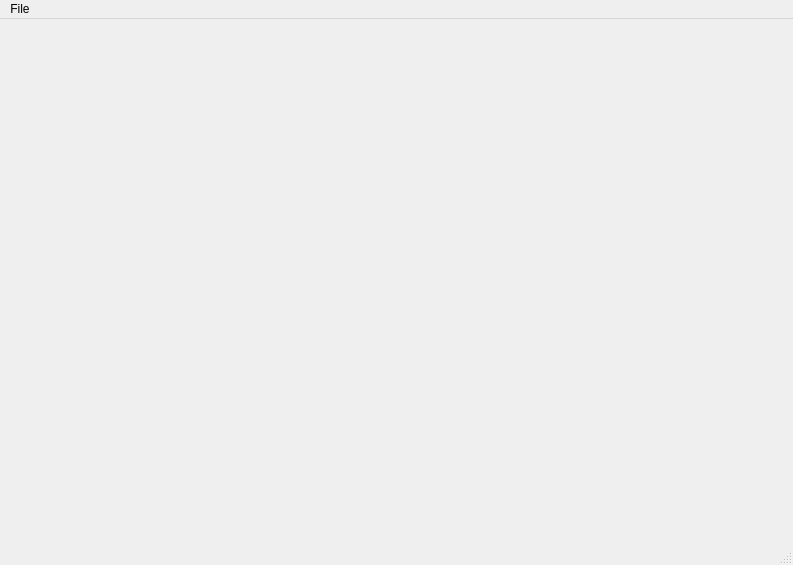
First picture: the form in RFIDLC_PC/PyClient/MainForm.ui, repository MrEngineerSerega/RFIDCL, before the edit.
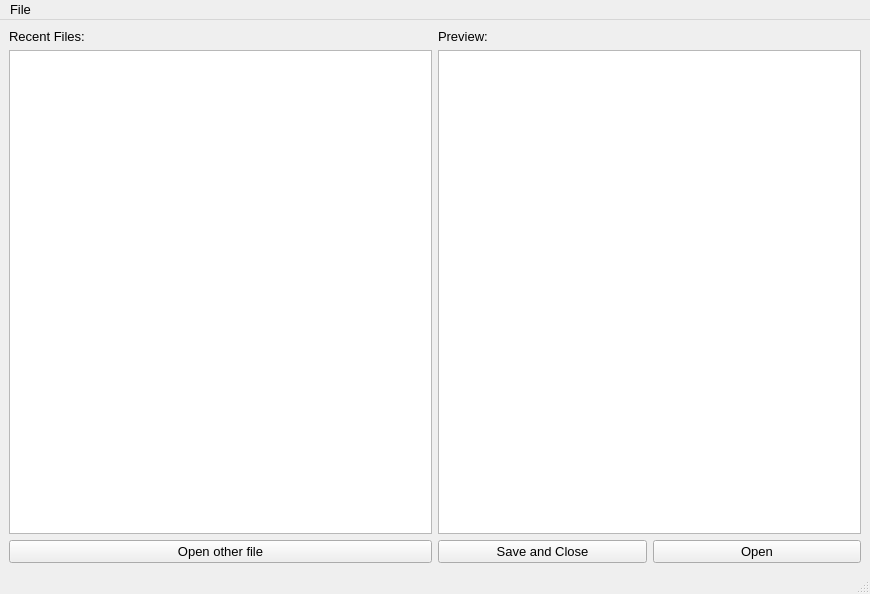
Second picture: the form after the edit.

Patch:
```diff
--- a/RFIDLC_PC/PyClient/MainForm.ui
+++ b/RFIDLC_PC/PyClient/MainForm.ui
@@ -6,21 +6,82 @@
    <rect>
     <x>0</x>
     <y>0</y>
-    <width>793</width>
-    <height>565</height>
+    <width>870</width>
+    <height>594</height>
    </rect>
   </property>
+  <property name="font">
+   <font>
+    <pointsize>10</pointsize>
+   </font>
+  </property>
   <property name="windowTitle">
    <string>MainWindow</string>
   </property>
-  <widget class="QWidget" name="centralwidget"/>
+  <widget class="QWidget" name="centralwidget">
+   <layout class="QHBoxLayout" name="horizontalLayout_2">
+    <item>
+     <layout class="QVBoxLayout" name="verticalLayout">
+      <item>
+       <widget class="QLabel" name="label">
+        <property name="text">
+         <string>Recent Files:</string>
+        </property>
+       </widget>
+      </item>
+      <item>
+       <widget class="QListWidget" name="recent_list"/>
+      </item>
+      <item>
+       <widget class="QPushButton" name="open_enc_file_btn">
+        <property name="text">
+         <string>Open other file</string>
+        </property>
+       </widget>
+      </item>
+     </layout>
+    </item>
+    <item>
+     <layout class="QVBoxLayout" name="verticalLayout_2">
+      <item>
+       <widget class="QLabel" name="label_2">
+        <property name="text">
+         <string>Preview:</string>
+        </property>
+       </widget>
+      </item>
+      <item>
+       <widget class="QPlainTextEdit" name="preview"/>
+      </item>
+      <item>
+       <layout class="QHBoxLayout" name="horizontalLayout">
+        <item>
+         <widget class="QPushButton" name="save_btn">
+          <property name="text">
+           <string>Save and Close</string>
+          </property>
+         </widget>
+        </item>
+        <item>
+         <widget class="QPushButton" name="open_btn">
+          <property name="text">
+           <string>Open</string>
+          </property>
+         </widget>
+        </item>
+       </layout>
+      </item>
+     </layout>
+    </item>
+   </layout>
+  </widget>
   <widget class="QMenuBar" name="menubar">
    <property name="geometry">
     <rect>
      <x>0</x>
      <y>0</y>
-     <width>793</width>
-     <height>21</height>
+     <width>870</width>
+     <height>23</height>
     </rect>
    </property>
    <widget class="QMenu" name="menuFile">
```
